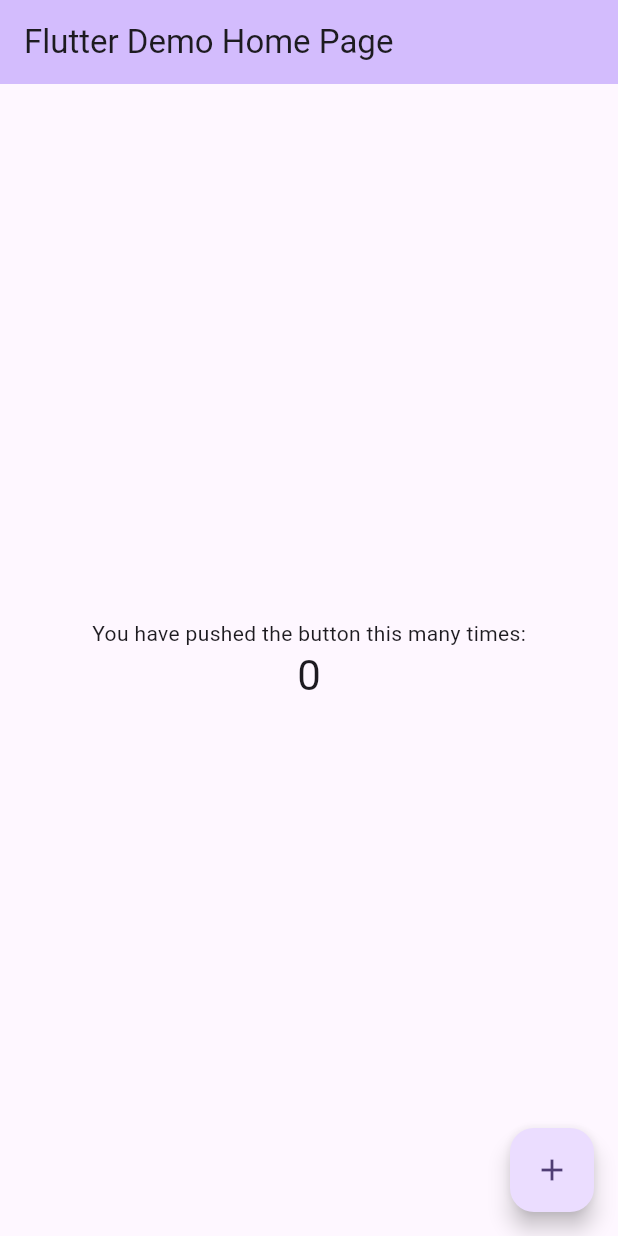
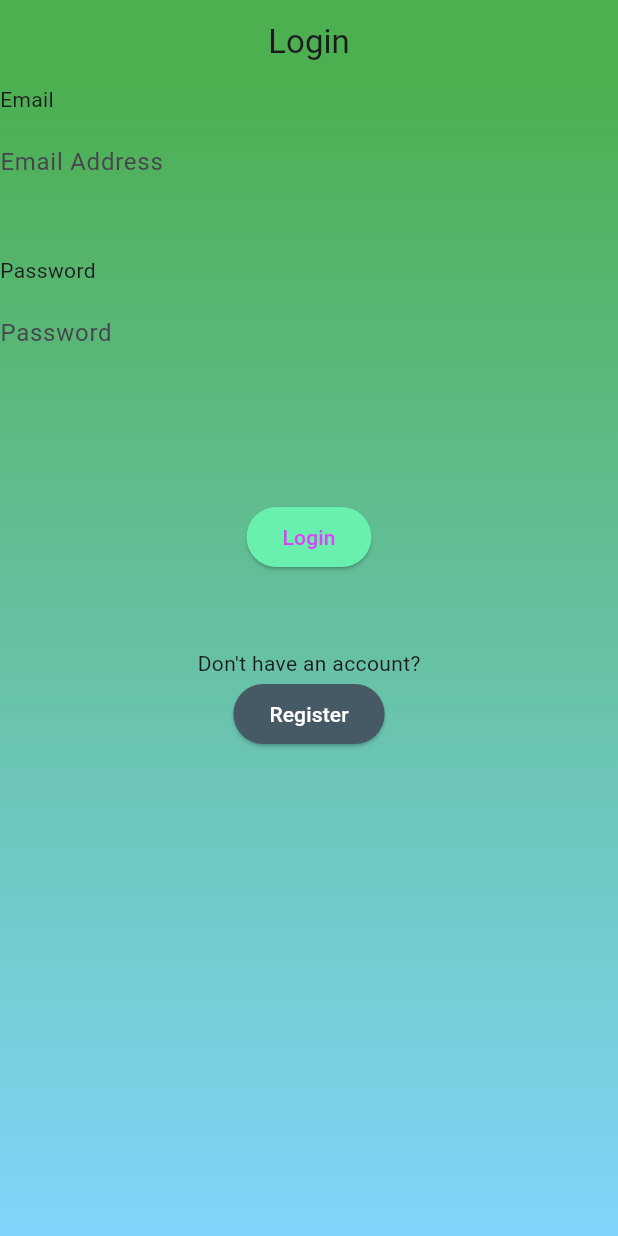
Before and after one commit to wolfino65/vy5sdy_thesis, a Flutter app: the screen it shows after launch, on a phone screen of 412 x 824 dp. Run offline on Flutter 3.47's test engine with Material 3 defaults, Android fonts, the phone set to English and light mode, and no system bars.

Commit message:
Create login page functionality and create registration page for navigator

```diff
--- /dev/null
+++ b/FRONTEND/okosotthon_frontend_app/lib/input/InputFields.dart
@@ -0,0 +1,46 @@
+import 'package:flutter/material.dart';
+
+class InputFields {
+  static Widget buildEmailField(TextEditingController tec) {
+    return Column(
+      crossAxisAlignment: CrossAxisAlignment.start,
+
+      children: <Widget>[
+        Text("Email"),
+        SizedBox(height: 20.0),
+        TextField(
+          controller: tec,
+          keyboardType: TextInputType.emailAddress,
+          decoration: new InputDecoration.collapsed(hintText: "Email Address",),
+        ),
+      ],
+    );
+  }
+
+  static Widget buildPasswdField(TextEditingController tec){
+    return Column(
+      crossAxisAlignment: CrossAxisAlignment.start,
+      children: [
+        Text("Password"),
+        SizedBox(height: 20.0),
+        TextField(
+          controller: tec,
+          obscureText: true,
+          keyboardType: TextInputType.emailAddress,
+          decoration: InputDecoration.collapsed(hintText: "Password",),
+        ),
+      ]
+    );
+  }
+
+  static Widget buildCustomizedButton(String buttonText, Color buttonColor,Color buttonForegroundColor,Function onPressedFunc){
+    return Container(
+      child: ElevatedButton(onPressed: ()=>{onPressedFunc()}, child: Text(buttonText),style: ButtonStyle(
+        backgroundColor: WidgetStatePropertyAll<Color>(buttonColor),
+        foregroundColor: WidgetStatePropertyAll<Color>(buttonForegroundColor)
+      ),),
+    );
+  }
+
+
+}
--- /dev/null
+++ b/FRONTEND/okosotthon_frontend_app/lib/login_page/login_page.dart
@@ -0,0 +1,104 @@
+import 'package:flutter/material.dart';
+import 'package:okosotthon_frontend_app/input/InputFields.dart';
+import 'dart:async';
+import 'package:okosotthon_frontend_app/register_page/reg_page.dart';
+import 'package:http/http.dart' as http;
+import 'dart:convert';
+import 'package:okosotthon_frontend_app/home_page/home_page.dart';
+
+class LoginPage extends StatefulWidget {
+  @override
+  State<StatefulWidget> createState() => _LoginPageState();
+}
+
+class _LoginPageState extends State<LoginPage> {
+  TextEditingController emailCont = new TextEditingController();
+  TextEditingController pwCont = new TextEditingController();
+  @override
+  Widget build(BuildContext context) {
+    return Scaffold(
+      appBar: AppBar(
+        title: Text("Login"),
+        backgroundColor: Colors.green,
+        centerTitle: true,
+      ),
+      body: Container(
+        height: double.infinity,
+        width: 800,
+        decoration: BoxDecoration(
+          gradient: LinearGradient(
+            end: Alignment.bottomCenter,
+            begin: Alignment.topCenter,
+            colors: [Colors.green, Colors.lightBlue.shade200],
+          ),
+        ),
+        child: Column(
+          children: [
+            SizedBox(width: 800, child: InputFields.buildEmailField(emailCont)),
+            SizedBox(height: 50),
+            SizedBox(width: 800, child: InputFields.buildPasswdField(pwCont)),
+            SizedBox(height: 100),
+            InputFields.buildCustomizedButton(
+              "Login",
+              Colors.greenAccent,
+              Colors.purpleAccent,
+              () => _login(),
+            ),
+            SizedBox(height: 50),
+            _buildSignIn(),
+          ],
+        ),
+      ),
+    );
+  }
+
+  void _login() async {
+    try {
+      final resp = await _loginRequest(emailCont.text, pwCont.text);
+      print(resp["_id"].toString());
+      Navigator.pushReplacement(
+        context,
+        MaterialPageRoute(builder: (context) => DeviceList()),
+      );
+    } catch (e) {
+      print("not succesfull");
+    }
+  }
+
+  Future<Map<String, dynamic>> _loginRequest(String email, String pw) async {
+    final resp = await http.post(
+      Uri.parse("http://172.30.16.1:4500/user/login"),
+      headers: <String, String>{
+        'Content-Type': 'application/json; charset=UTF-8',
+      },
+      body: jsonEncode(<String, String>{
+        'email': emailCont.text,
+        'password': pwCont.text,
+      }),
+    );
+
+    if (resp.statusCode == 200) {
+      return jsonDecode(resp.body) as Map<String, dynamic>;
+    } else {
+      throw Exception("No data");
+    }
+  }
+
+  void _navigateToReg() {
+    Navigator.push(context, MaterialPageRoute(builder: (context) => RegPage()));
+  }
+
+  Widget _buildSignIn() {
+    return Column(
+      children: [
+        Text("Don't have an account?"),
+        InputFields.buildCustomizedButton(
+          "Register",
+          Colors.blueGrey.shade700,
+          Colors.white,
+          () => _navigateToReg(),
+        ),
+      ],
+    );
+  }
+}
--- a/FRONTEND/okosotthon_frontend_app/lib/main.dart
+++ b/FRONTEND/okosotthon_frontend_app/lib/main.dart
@@ -1,7 +1,9 @@
 import 'package:flutter/material.dart';
+import 'home_page/home_page.dart';
+import 'login_page/login_page.dart';
 
 void main() {
-  runApp(const MyApp());
+  runApp(MaterialApp(home: LoginPage()) /*MyApp()*/);
 }
 
 class MyApp extends StatelessWidget {
@@ -28,7 +30,7 @@
         //
         // This works for code too, not just values: Most code changes can be
         // tested with just a hot reload.
-        colorScheme: ColorScheme.fromSeed(seedColor: Colors.deepPurple),
+        colorScheme: ColorScheme.fromSeed(seedColor: Colors.green),
       ),
       home: const MyHomePage(title: 'Flutter Demo Home Page'),
     );
@@ -80,7 +82,8 @@
         // TRY THIS: Try changing the color here to a specific color (to
         // Colors.amber, perhaps?) and trigger a hot reload to see the AppBar
         // change color while the other colors stay the same.
-        backgroundColor: Theme.of(context).colorScheme.inversePrimary,
+        backgroundColor:
+            Colors.amberAccent, //Theme.of(context).colorScheme.inversePrimary,
         // Here we take the value from the MyHomePage object that was created by
         // the App.build method, and use it to set our appbar title.
         title: Text(widget.title),
@@ -109,6 +112,7 @@
               '$_counter',
               style: Theme.of(context).textTheme.headlineMedium,
             ),
+            Text("asd"),
           ],
         ),
       ),
--- a/FRONTEND/okosotthon_frontend_app/pubspec.yaml
+++ b/FRONTEND/okosotthon_frontend_app/pubspec.yaml
@@ -34,6 +34,7 @@ dependencies:
   # The following adds the Cupertino Icons font to your application.
   # Use with the CupertinoIcons class for iOS style icons.
   cupertino_icons: ^1.0.8
+  http: ^1.3.0
 
 dev_dependencies:
   flutter_test:
```
Also changed, not shown: FRONTEND/okosotthon_frontend_app/lib/home_page/home_page.dart (added, +28 -0 lines), FRONTEND/okosotthon_frontend_app/lib/register_page/reg_page.dart (added, +19 -0 lines), FRONTEND/okosotthon_frontend_app/pubspec.lock, 2 other files.
